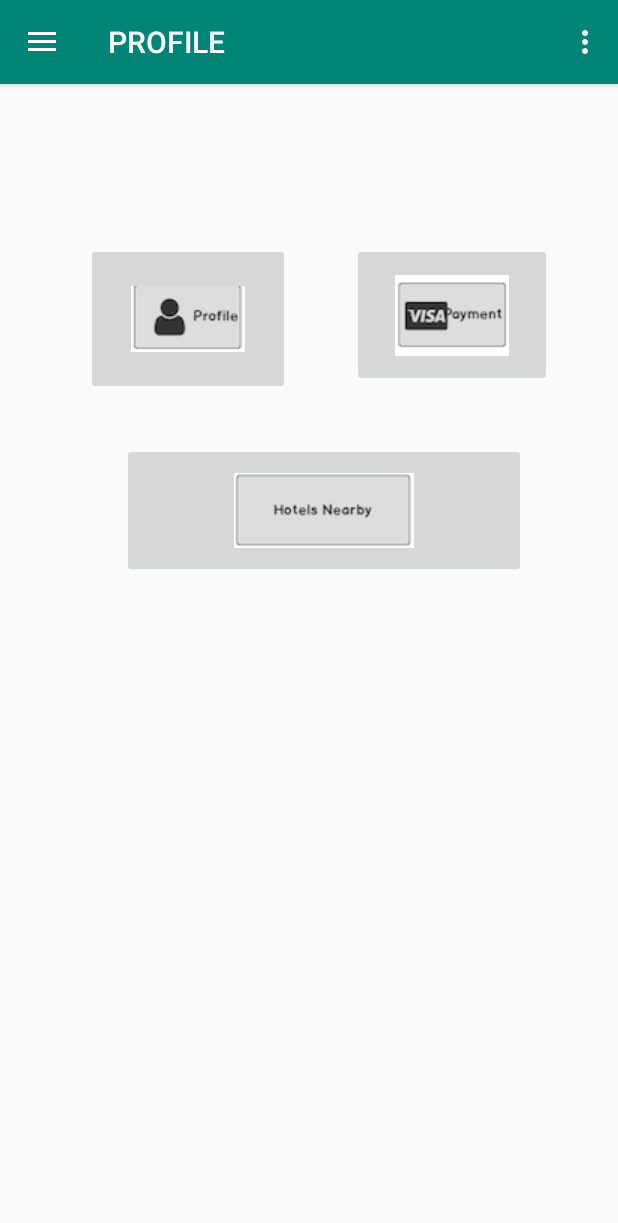
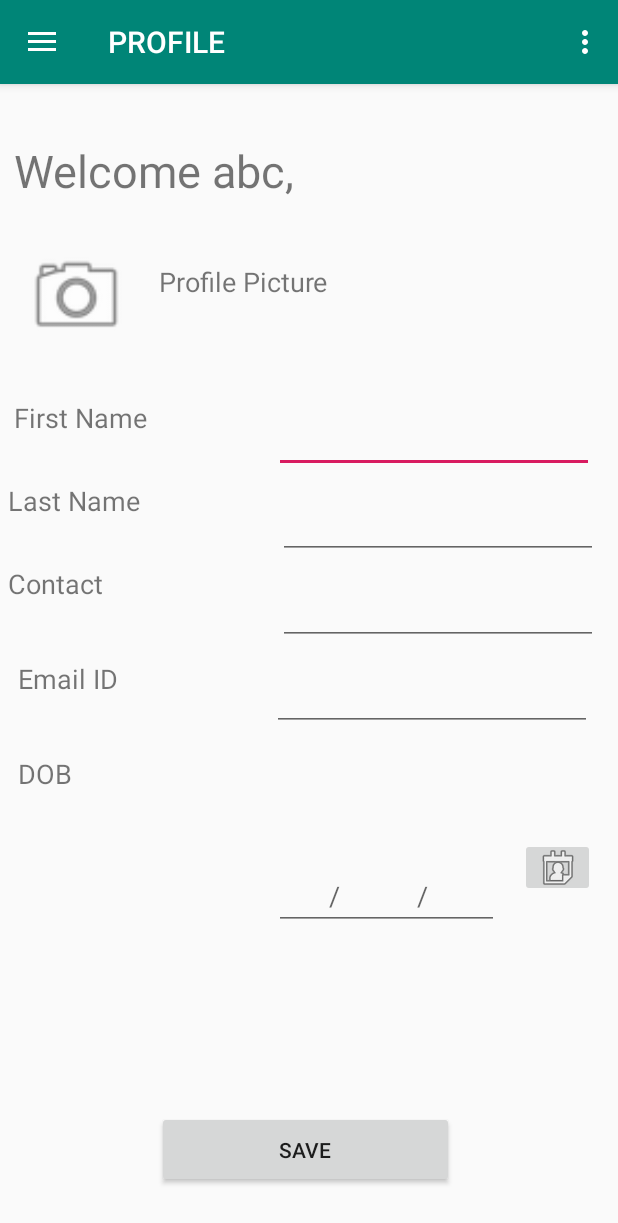
Before and after one commit to simranbal04/HistorianApp-WIL2020, an Android app: the MainMenu screen opened directly, with no data from a screen before it, after a tap on an icon or button, on a phone screen of 412 x 824 dp. Shown: the top 1223 px of the screen. Run offline under Robolectric (Android 15) with nearby library versions, the phone set to English and light mode, and no system bars.

Commit message:
Profile Page - Mock-up

```diff
--- a/app/src/main/AndroidManifest.xml
+++ b/app/src/main/AndroidManifest.xml
@@ -28,10 +28,16 @@
             </intent-filter>
 
         </activity>
+
         <activity android:name=".MainMenu"
             android:label="@string/app_name1">
 
         </activity>
+        <activity android:name=".ProfilePage"
+            android:label="@string/app_name2">
+        </activity>
+
+
     </application>
 
 </manifest>
--- a/app/src/main/java/com/simrankaurbal/historian_wil_2020/MainMenu.java
+++ b/app/src/main/java/com/simrankaurbal/historian_wil_2020/MainMenu.java
@@ -34,6 +34,7 @@ public class MainMenu extends AppCompatActivity implements NavigationView.OnNavi
         visa.setOnClickListener(new View.OnClickListener() {
             @Override
             public void onClick(View v) {
+
                 Toast.makeText(getBaseContext(),"Visa Button Clicked", Toast.LENGTH_SHORT).show();
             }
         });
@@ -52,8 +53,11 @@ public class MainMenu extends AppCompatActivity implements NavigationView.OnNavi
             @Override
             public void onClick(View v)
             {
-                Toast.makeText(getBaseContext(), "Profile Button Clicked!" , Toast.LENGTH_SHORT ).show();
-//                fetchlocation();
+
+                Intent intent = new Intent(MainMenu.this, ProfilePage.class);
+                startActivity(intent);
+//                Toast.makeText(getBaseContext(), "Profile Button Clicked!" , Toast.LENGTH_SHORT ).show();
+
             }
         });
 
--- /dev/null
+++ b/app/src/main/java/com/simrankaurbal/historian_wil_2020/ProfilePage.java
@@ -0,0 +1,203 @@
+package com.simrankaurbal.historian_wil_2020;
+
+import android.app.DatePickerDialog;
+import android.content.Intent;
+import android.os.Bundle;
+import android.view.Menu;
+import android.view.MenuItem;
+import android.view.View;
+import android.widget.Button;
+import android.widget.DatePicker;
+import android.widget.EditText;
+import android.widget.ImageButton;
+import android.widget.ImageView;
+import android.widget.TextView;
+import android.widget.Toast;
+
+import androidx.annotation.NonNull;
+import androidx.appcompat.app.ActionBarDrawerToggle;
+import androidx.appcompat.app.AppCompatActivity;
+import androidx.drawerlayout.widget.DrawerLayout;
+
+import com.google.android.material.navigation.NavigationView;
+
+import java.text.SimpleDateFormat;
+import java.util.Calendar;
+import java.util.Locale;
+
+public class ProfilePage extends AppCompatActivity implements NavigationView.OnNavigationItemSelectedListener {
+
+    private DrawerLayout drawerLayout;
+    private ActionBarDrawerToggle actionBarDrawerToggle;
+
+    public TextView welcometextview;
+    public TextView profilepicturetextview;
+    public ImageView imageViewcamera;
+
+    public TextView firstnametextview;
+    public EditText editTextfirstname;
+
+    public TextView lastnametextview;
+    public EditText editTextlastname;
+
+    public TextView contacttextview;
+    public EditText editTextcontact;
+
+    public TextView emailidtextview;
+    public EditText editTextemailid;
+
+    public TextView dobtextview;
+    public EditText dobedittext;
+    public ImageButton imageViewcalendar;
+    public Button Savebutton;
+
+
+    //Calendar
+
+    Calendar myCalendar;
+    Calendar startDate;
+    Calendar endDate;
+    Calendar startDateC;
+
+    //datecheck type
+    int start_or_end;
+
+    SimpleDateFormat sdf = new SimpleDateFormat("yyyy/MM/dd", Locale.CANADA);
+
+    protected void onCreate(Bundle savedInstanceState) {
+
+        super.onCreate(savedInstanceState);
+        setContentView(R.layout.profile);
+
+        welcometextview = (TextView) findViewById(R.id.welcometextview);
+        profilepicturetextview = (TextView) findViewById(R.id.profilepicturetextview);
+        imageViewcamera = (ImageView) findViewById(R.id.imageViewcamera);
+
+        firstnametextview = (TextView) findViewById(R.id.firstnametextview);
+        editTextfirstname = (EditText) findViewById(R.id.editTextfirstname);
+
+        lastnametextview = (TextView) findViewById(R.id.lastnametextview);
+        editTextlastname = (EditText) findViewById(R.id.editTextlastname);
+
+        contacttextview = (TextView) findViewById(R.id.contacttextview);
+        editTextcontact = (EditText) findViewById(R.id.editTextcontact);
+
+        emailidtextview = (TextView) findViewById(R.id.emailidtextview);
+        editTextemailid = (EditText) findViewById(R.id.editTextemailid);
+
+        dobtextview = (TextView) findViewById(R.id.dobtextview);
+        dobedittext = (EditText) findViewById(R.id.dobedittext);
+        imageViewcalendar = (ImageButton) findViewById(R.id.imageViewcalendar);
+        Savebutton = (Button) findViewById(R.id.Savebutton);
+
+
+
+        myCalendar = (Calendar) Calendar.getInstance();
+        startDate = (Calendar) Calendar.getInstance();
+
+
+
+        drawerLayout = (DrawerLayout) findViewById(R.id.mainLayout);
+        actionBarDrawerToggle = new ActionBarDrawerToggle(this, drawerLayout, R.string.open, R.string.close);
+        drawerLayout.addDrawerListener(actionBarDrawerToggle);
+        actionBarDrawerToggle.syncState();
+        getSupportActionBar().setDisplayHomeAsUpEnabled(true);
+        NavigationView navigationView = (NavigationView) findViewById(R.id.navView);
+        navigationView.setNavigationItemSelectedListener(this);
+
+
+
+        imageViewcalendar.setOnClickListener(new View.OnClickListener() {
+            @Override
+            public void onClick(View v)
+            {
+                final DatePickerDialog.OnDateSetListener date = new DatePickerDialog.OnDateSetListener()
+                {
+                    @Override
+                    public void onDateSet(DatePicker view, int year, int month, int dayOfMonth)
+                    {
+                        myCalendar.set(Calendar.YEAR, year);
+                        myCalendar.set(Calendar.MONTH, month);
+                        myCalendar.set(Calendar.DAY_OF_MONTH, dayOfMonth);
+
+                        if (start_or_end == 1)
+                        {
+                            startDate.set(Calendar.YEAR, year);
+                            startDate.set(Calendar.MONTH, month);
+                            startDate.set(Calendar.DAY_OF_MONTH, dayOfMonth);
+                            dobedittext.setText(sdf.format(myCalendar.getTime()));
+                        }
+                        else
+                        {
+
+                        }
+
+                    }
+                };
+
+
+                dobedittext.setOnFocusChangeListener(new View.OnFocusChangeListener()
+                {
+                    @Override
+                    public void onFocusChange(View v, boolean hasFocus)
+                    {
+                        if (hasFocus)
+                        {
+                            start_or_end = 1;
+                            DatePickerDialog dialog = new DatePickerDialog(ProfilePage.this ,date, myCalendar.get(Calendar.YEAR), myCalendar.get(Calendar.MONTH), myCalendar.get(Calendar.DAY_OF_MONTH));
+                            dialog.show();
+
+                        } else
+                        {
+
+                        }
+                    }
+                });
+
+
+            }
+        });
+
+
+
+
+
+
+
+
+    }
+
+    @Override
+    public boolean onOptionsItemSelected(MenuItem item)
+    {
+
+        if (actionBarDrawerToggle.onOptionsItemSelected(item))
+        {
+            return true;
+        }
+        return super.onOptionsItemSelected(item);
+    }
+
+    @Override
+    public boolean onNavigationItemSelected(@NonNull MenuItem menuItem)
+    {
+        int id = menuItem.getItemId();
+        if (id == R.id.mainmenu)
+        {
+                Intent intent = new Intent(ProfilePage.this, MainMenu.class);
+                startActivity(intent);
+
+            Toast.makeText(this, "This is Main Menu Page", Toast.LENGTH_SHORT).show();
+
+        }
+        return false;
+    }
+
+    @Override
+    public boolean onCreateOptionsMenu(Menu menu)
+    {
+        getMenuInflater().inflate(R.menu.action_menu,menu);
+        return super.onCreateOptionsMenu(menu);
+    }
+
+}
--- /dev/null
+++ b/app/src/main/res/layout/profile.xml
@@ -0,0 +1,233 @@
+<?xml version="1.0" encoding="utf-8"?>
+<androidx.drawerlayout.widget.DrawerLayout xmlns:android="http://schemas.android.com/apk/res/android"
+    xmlns:app="http://schemas.android.com/apk/res-auto"
+    xmlns:tools="http://schemas.android.com/tools"
+    android:id="@+id/mainLayout"
+    android:layout_width="match_parent"
+    android:layout_height="match_parent"
+    android:fitsSystemWindows="true"
+    tools:context=".MainMenu"
+    android:text="PROFILE">
+
+    <androidx.constraintlayout.widget.ConstraintLayout
+        android:layout_width="match_parent"
+        android:layout_height="match_parent">
+
+
+        <TextView
+            android:id="@+id/welcometextview"
+            android:layout_width="219dp"
+            android:layout_height="42dp"
+            android:layout_marginStart="31dp"
+            android:layout_marginTop="37dp"
+            android:layout_marginEnd="201dp"
+            android:text="Welcome abc,"
+            android:textSize="30sp"
+            app:layout_constraintEnd_toEndOf="parent"
+            app:layout_constraintHorizontal_bias="0.55"
+            app:layout_constraintStart_toStartOf="parent"
+            app:layout_constraintTop_toTopOf="parent" />
+
+        <TextView
+            android:id="@+id/profilepicturetextview"
+            android:layout_width="202dp"
+            android:layout_height="49dp"
+            android:layout_marginTop="40dp"
+            android:layout_marginEnd="104dp"
+            android:text="Profile Picture"
+            android:textSize="18sp"
+            app:layout_constraintEnd_toEndOf="parent"
+            app:layout_constraintTop_toBottomOf="@+id/welcometextview" />
+
+        <ImageView
+            android:id="@+id/imageViewcamera"
+            android:layout_width="70dp"
+            android:layout_height="73dp"
+            android:layout_marginStart="16dp"
+            android:layout_marginTop="25dp"
+            android:layout_marginEnd="15dp"
+            app:layout_constraintEnd_toStartOf="@+id/profilepicturetextview"
+            app:layout_constraintHorizontal_bias="0.0"
+            app:layout_constraintStart_toStartOf="parent"
+            app:layout_constraintTop_toBottomOf="@+id/welcometextview"
+            app:srcCompat="@android:drawable/ic_menu_camera" />
+
+        <TextView
+            android:id="@+id/firstnametextview"
+            android:layout_width="137dp"
+            android:layout_height="43dp"
+            android:layout_marginStart="9dp"
+            android:layout_marginTop="32dp"
+            android:layout_marginEnd="36dp"
+            android:text="First Name"
+            android:textSize="18sp"
+            app:layout_constraintEnd_toStartOf="@+id/editTextfirstname"
+            app:layout_constraintStart_toStartOf="parent"
+            app:layout_constraintTop_toBottomOf="@+id/imageViewcamera" />
+
+        <EditText
+            android:id="@+id/editTextfirstname"
+            android:layout_width="wrap_content"
+            android:layout_height="wrap_content"
+            android:layout_marginTop="45dp"
+            android:layout_marginEnd="16dp"
+            android:ems="10"
+            android:inputType="textPersonName"
+            app:layout_constraintEnd_toEndOf="parent"
+            app:layout_constraintTop_toBottomOf="@+id/profilepicturetextview" />
+
+        <TextView
+            android:id="@+id/lastnametextview"
+            android:layout_width="137dp"
+            android:layout_height="43dp"
+            android:layout_marginStart="16dp"
+            android:layout_marginTop="12dp"
+            android:layout_marginEnd="21dp"
+            android:text="Last Name"
+            android:textSize="18sp"
+            app:layout_constraintEnd_toStartOf="@+id/editTextlastname"
+            app:layout_constraintStart_toStartOf="parent"
+            app:layout_constraintTop_toBottomOf="@+id/firstnametextview" />
+
+        <EditText
+            android:id="@+id/editTextlastname"
+            android:layout_width="wrap_content"
+            android:layout_height="wrap_content"
+            android:layout_marginStart="21dp"
+            android:layout_marginTop="12dp"
+            android:layout_marginEnd="24dp"
+            android:ems="10"
+            android:inputType="textPersonName"
+            app:layout_constraintEnd_toEndOf="parent"
+            app:layout_constraintStart_toEndOf="@+id/lastnametextview"
+            app:layout_constraintTop_toBottomOf="@+id/editTextfirstname" />
+
+        <TextView
+            android:id="@+id/contacttextview"
+            android:layout_width="137dp"
+            android:layout_height="43dp"
+            android:layout_marginStart="16dp"
+            android:layout_marginTop="12dp"
+            android:layout_marginEnd="21dp"
+            android:text="Contact"
+            android:textSize="18sp"
+            app:layout_constraintEnd_toStartOf="@+id/editTextcontact"
+            app:layout_constraintStart_toStartOf="parent"
+            app:layout_constraintTop_toBottomOf="@+id/lastnametextview" />
+
+        <EditText
+            android:id="@+id/editTextcontact"
+            android:layout_width="wrap_content"
+            android:layout_height="wrap_content"
+            android:layout_marginStart="21dp"
+            android:layout_marginTop="12dp"
+            android:layout_marginEnd="24dp"
+            android:ems="10"
+            android:inputType="phone"
+            app:layout_constraintEnd_toEndOf="parent"
+            app:layout_constraintStart_toEndOf="@+id/contacttextview"
+            app:layout_constraintTop_toBottomOf="@+id/editTextlastname" />
+
+        <TextView
+            android:id="@+id/emailidtextview"
+            android:layout_width="137dp"
+            android:layout_height="43dp"
+            android:layout_marginStart="12dp"
+            android:layout_marginTop="20dp"
+            android:layout_marginEnd="32dp"
+            android:text="Email ID"
+            android:textSize="18sp"
+            app:layout_constraintEnd_toStartOf="@+id/editTextemailid"
+            app:layout_constraintStart_toStartOf="parent"
+            app:layout_constraintTop_toBottomOf="@+id/contacttextview" />
+
+
+        <EditText
+            android:id="@+id/editTextemailid"
+            android:layout_width="wrap_content"
+            android:layout_height="wrap_content"
+            android:layout_marginTop="12dp"
+            android:layout_marginEnd="17dp"
+            android:ems="10"
+            android:inputType="textEmailAddress"
+            app:layout_constraintEnd_toEndOf="parent"
+            app:layout_constraintTop_toBottomOf="@+id/editTextcontact" />
+
+        <TextView
+            android:id="@+id/dobtextview"
+            android:layout_width="137dp"
+            android:layout_height="43dp"
+            android:layout_marginStart="12dp"
+            android:layout_marginTop="20dp"
+            android:layout_marginEnd="32dp"
+            android:text="DOB"
+            android:textSize="18sp"
+            app:layout_constraintEnd_toStartOf="@+id/dobedittext"
+            app:layout_constraintHorizontal_bias="0.0"
+            app:layout_constraintStart_toStartOf="parent"
+            app:layout_constraintTop_toBottomOf="@+id/emailidtextview" />
+
+        <ImageButton
+            android:id="@+id/imageViewcalendar"
+            android:layout_width="50dp"
+            android:layout_height="39dp"
+            android:layout_marginStart="14dp"
+            android:layout_marginEnd="14dp"
+            app:layout_constraintBottom_toTopOf="@+id/Savebutton"
+            app:layout_constraintEnd_toEndOf="parent"
+            app:layout_constraintHorizontal_bias="0.0"
+            app:layout_constraintStart_toEndOf="@+id/dobedittext"
+            app:layout_constraintTop_toBottomOf="@+id/editTextemailid"
+            app:layout_constraintVertical_bias="0.333"
+            app:srcCompat="@android:drawable/ic_menu_my_calendar" />
+
+        <EditText
+            android:id="@+id/dobedittext"
+            android:layout_width="150dp"
+            android:layout_height="43dp"
+            android:layout_marginStart="33dp"
+            android:layout_marginTop="90dp"
+            android:layout_marginBottom="122dp"
+            android:ems="10"
+            android:inputType="date"
+            app:layout_constraintBottom_toTopOf="@+id/Savebutton"
+            app:layout_constraintStart_toEndOf="@+id/dobtextview"
+            app:layout_constraintTop_toBottomOf="@+id/editTextemailid"
+            android:hint="       /           /  "/>
+
+        <Button
+            android:id="@+id/Savebutton"
+            android:layout_width="198dp"
+            android:layout_height="51dp"
+            android:layout_marginStart="104dp"
+            android:layout_marginEnd="109dp"
+            android:layout_marginBottom="32dp"
+            android:text="SAVE"
+            app:layout_constraintBottom_toBottomOf="parent"
+            app:layout_constraintEnd_toEndOf="parent"
+            app:layout_constraintHorizontal_bias="1.0"
+            app:layout_constraintStart_toStartOf="parent" />
+
+
+    </androidx.constraintlayout.widget.ConstraintLayout>
+
+
+
+
+    <com.google.android.material.navigation.NavigationView
+        android:id="@+id/navView"
+        android:layout_width="wrap_content"
+        android:layout_height="match_parent"
+        android:layout_gravity="start"
+        app:layout_constraintBottom_toBottomOf="parent"
+        app:layout_constraintStart_toStartOf="parent"
+        app:layout_constraintTop_toTopOf="parent"
+        app:menu="@menu/nav_menu"
+        android:text="PROFILE">
+
+    </com.google.android.material.navigation.NavigationView>
+
+
+
+
+</androidx.drawerlayout.widget.DrawerLayout>
--- a/app/src/main/res/values/strings.xml
+++ b/app/src/main/res/values/strings.xml
@@ -1,7 +1,9 @@
 <resources>
 <!--    <string name="app_name">Historian-WIL-2020</string>-->
     <string name="app_name">MAIN PAGE</string>
-        <string name="app_name1">PROFILE</string>
+        <string name="app_name1">MAIN MENU</string>
+    <string name="app_name2">PROFILE</string>
+
 
     <string name="open">Open</string>
     <string name="close">Close</string>
```
